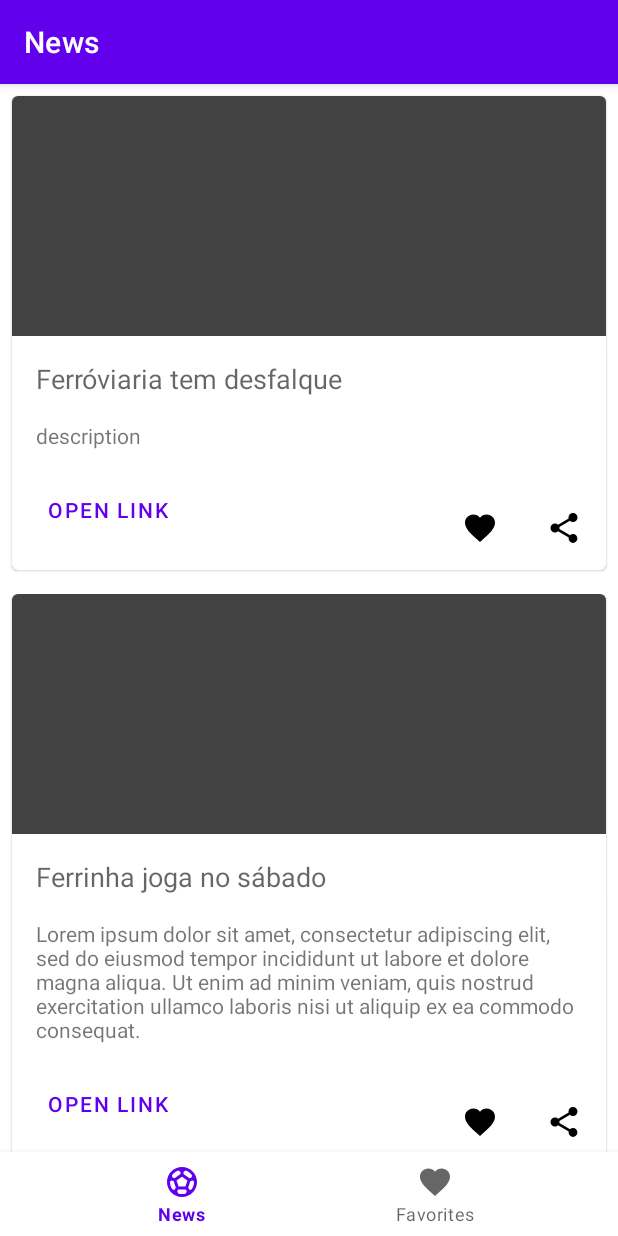
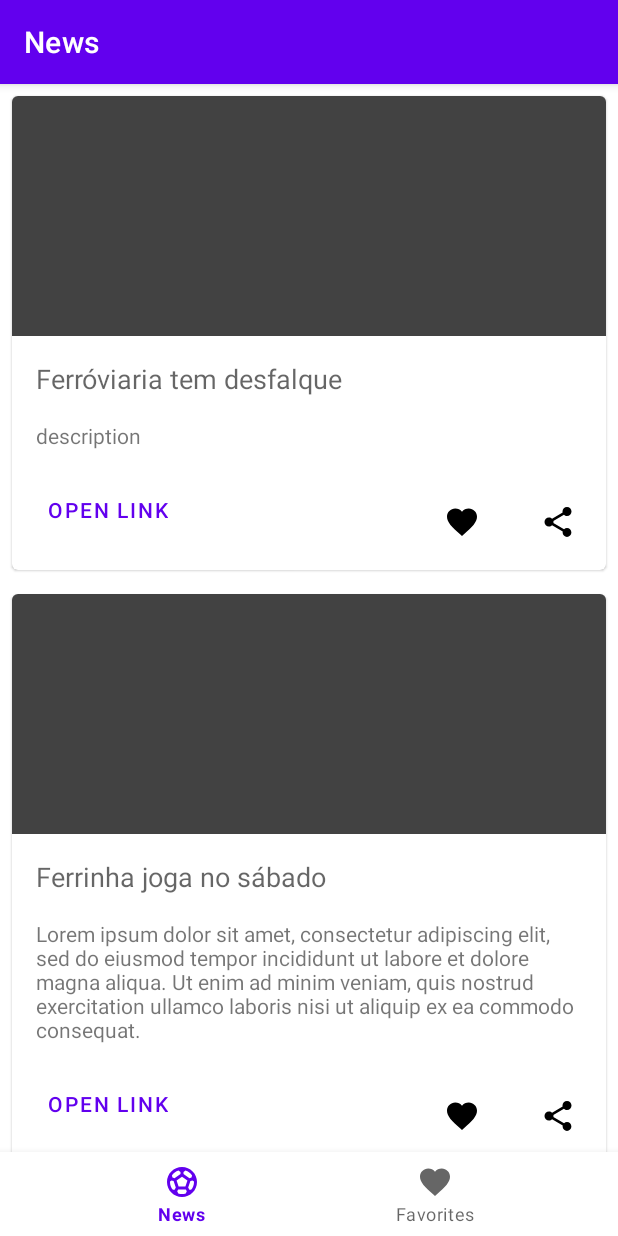
Before and after one commit to Hortigas/SoccerNews, an Android app: the screen it shows after launch (MainActivity), on a phone screen of 412 x 824 dp. Run offline under Robolectric (Android 15) with nearby library versions, the phone set to English and light mode, and no system bars; our stand-ins replace navigation-ui.

Commit message:
fixed ConstraintLayout  issues

```diff
--- a/app/src/main/res/layout/activity_main.xml
+++ b/app/src/main/res/layout/activity_main.xml
@@ -21,7 +21,7 @@
         android:id="@+id/nav_host_fragment_activity_main"
         android:name="androidx.navigation.fragment.NavHostFragment"
         android:layout_width="match_parent"
-        android:layout_height="match_parent"
+        android:layout_height="0dp"
         app:defaultNavHost="true"
         app:layout_constraintBottom_toTopOf="@id/nav_view"
         app:layout_constraintLeft_toLeftOf="parent"
--- a/app/src/main/res/layout/news_card.xml
+++ b/app/src/main/res/layout/news_card.xml
@@ -14,12 +14,12 @@
             android:id="@+id/ivThumbnail"
             android:layout_width="0dp"
             android:layout_height="@dimen/news_image_height"
+            android:background="@color/cardview_dark_background"
+            android:contentDescription="@string/cd_news_image"
             app:layout_constraintEnd_toEndOf="parent"
             app:layout_constraintStart_toStartOf="parent"
             app:layout_constraintTop_toTopOf="parent"
-            tools:srcCompat="@tools:sample/avatars"
-            android:contentDescription="@string/cd_news_image"
-            android:background="@color/cardview_dark_background"/>
+            tools:srcCompat="@tools:sample/avatars" />
 
         <com.google.android.material.textview.MaterialTextView
             android:id="@+id/tvTitle"
@@ -48,13 +48,13 @@
 
         <com.google.android.material.button.MaterialButton
             android:id="@+id/btOpenLink"
+            style="?attr/borderlessButtonStyle"
             android:layout_width="wrap_content"
             android:layout_height="wrap_content"
             android:layout_marginStart="@dimen/default_margin"
             android:layout_marginTop="@dimen/default_margin"
             android:layout_marginBottom="@dimen/default_margin"
             android:text="@string/txt_open_link"
-            style="?attr/borderlessButtonStyle"
             app:layout_constraintBottom_toBottomOf="parent"
             app:layout_constraintStart_toStartOf="parent"
             app:layout_constraintTop_toBottomOf="@+id/tvDescription" />
@@ -62,13 +62,17 @@
         <ImageView
             android:id="@+id/ivFavorite"
             android:layout_width="wrap_content"
-            android:layout_height="24dp"
+            android:layout_height="wrap_content"
             android:layout_marginEnd="32dp"
             android:layout_marginBottom="@dimen/default_margin"
+            android:background="?android:selectableItemBackgroundBorderless"
+            android:clickable="true"
+            android:contentDescription="@string/cd_favorite_icon"
+            android:focusable="true"
+            android:padding="4dp"
             app:layout_constraintBottom_toBottomOf="parent"
             app:layout_constraintEnd_toStartOf="@+id/ivShare"
-            app:srcCompat="@drawable/ic_favorite_24dp"
-            android:contentDescription="@string/cd_favorite_icon"/>
+            app:srcCompat="@drawable/ic_favorite_24dp" />
 
         <ImageView
             android:id="@+id/ivShare"
@@ -76,9 +80,13 @@
             android:layout_height="wrap_content"
             android:layout_marginEnd="@dimen/default_margin"
             android:layout_marginBottom="@dimen/default_margin"
+            android:background="?android:selectableItemBackgroundBorderless"
+            android:clickable="true"
+            android:contentDescription="@string/cd_share_icon"
+            android:focusable="true"
+            android:padding="4dp"
             app:layout_constraintBottom_toBottomOf="parent"
             app:layout_constraintEnd_toEndOf="parent"
-            app:srcCompat="@drawable/ic_share_24dp"
-            android:contentDescription="@string/cd_share_icon"/>
+            app:srcCompat="@drawable/ic_share_24dp" />
     </androidx.constraintlayout.widget.ConstraintLayout>
 </com.google.android.material.card.MaterialCardView>
```
